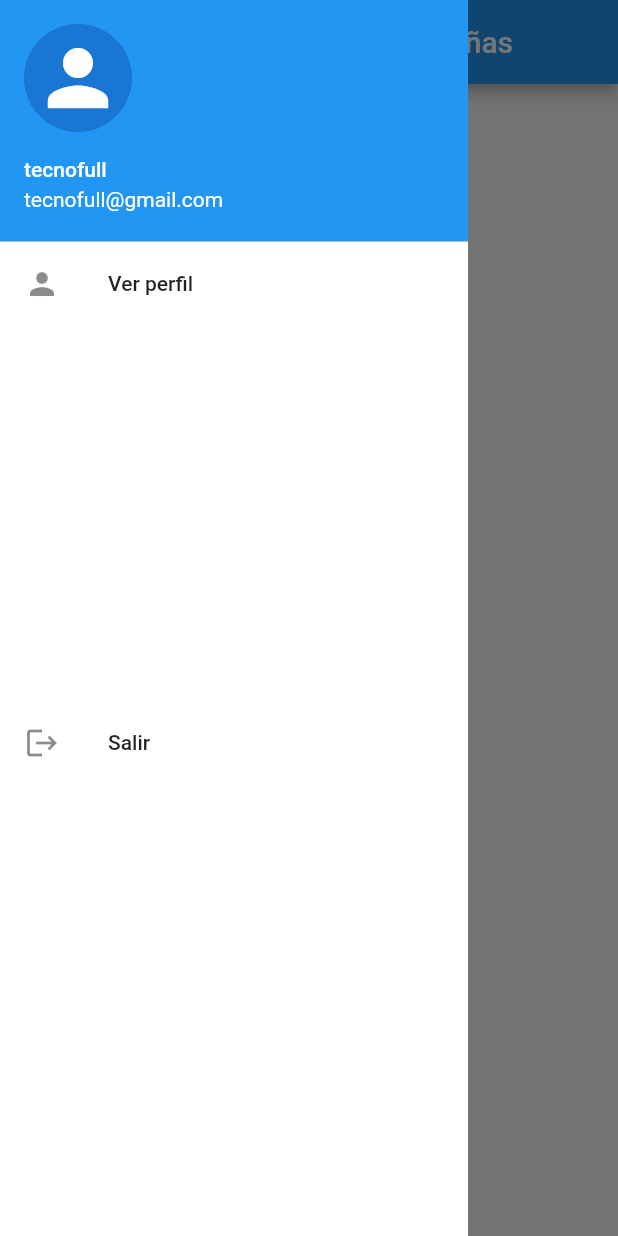
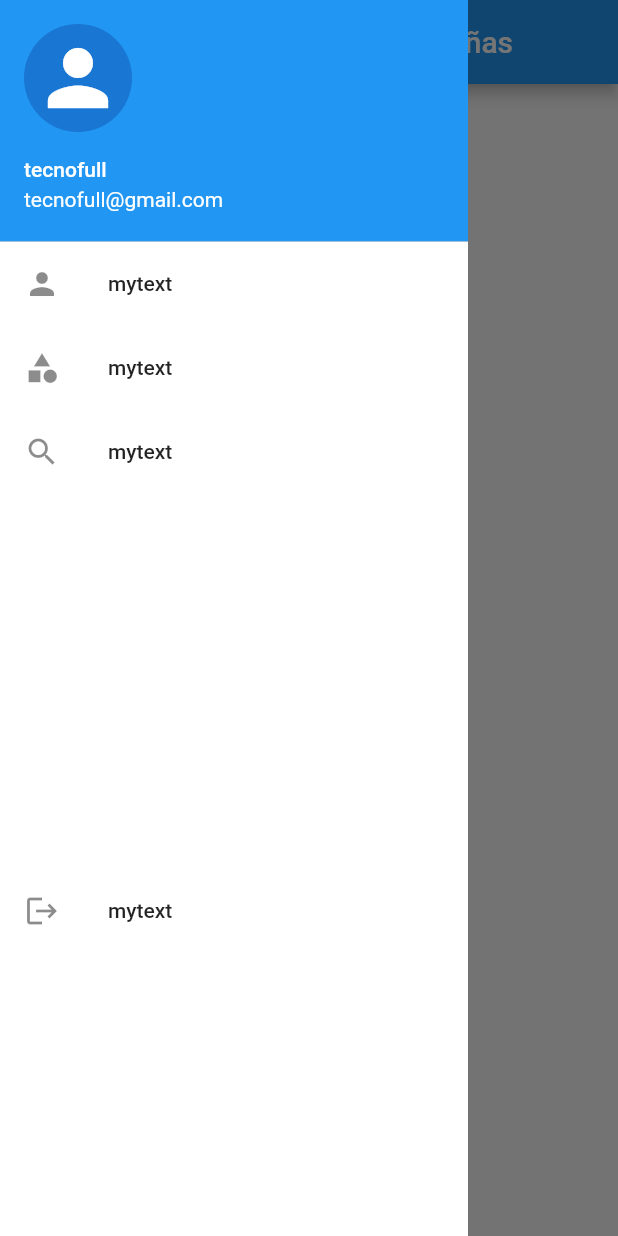
Before and after one commit to JoseAle19/adminpass_flutter, a Flutter app: the HomePage screen opened by its route, with the side drawer open, on a phone screen of 412 x 824 dp. Run offline on Flutter 3.47's test engine with Material 2 defaults, Android fonts, the phone set to English and light mode, and no system bars; our stand-ins replace animate_do, get, get_storage; accounts and stored records are empty.

Commit message:
Agregando apartado de categoria

```diff
--- a/lib/pages/homepage/homepage.dart
+++ b/lib/pages/homepage/homepage.dart
@@ -1,16 +1,12 @@
-// ignore_for_file: prefer_const_constructors, use_key_in_widget_constructors, must_be_immutable
+// ignore_for_file: prefer_const_constructors
 
 import 'package:flutter/material.dart';
-import 'package:get/get.dart';
-import 'package:prueba/pages/homepage/home_controller.dart';
 
 class HomePage extends StatelessWidget {
   int page = 0;
 
   @override
   Widget build(BuildContext context) {
-    HomePageController conhome = Get.put(HomePageController());
-
     final draweheader = UserAccountsDrawerHeader(
       margin: const EdgeInsets.only(right: 100),
       accountName: Text("tecnofull"),
@@ -33,23 +29,14 @@ class HomePage extends StatelessWidget {
           child: ListView(
             physics: const BouncingScrollPhysics(),
             children: [
-            ListTile(
-                leading: Icon(Icons.person),
-                title: const Text("Ver perfil"),
-                onTap: () {
-                  conhome.gotoprofile();
-                },
-              ),
+              listtiles(Icon(Icons.person), "Ver perfil", context, "/"),
+              listtiles(Icon(Icons.category), "Crear categoria", context,
+                  "/createnewcategory"),
+              listtiles(Icon(Icons.search), "Ver categoria", context, "/"),
               SizedBox(
                 height: 250,
               ),
-              ListTile(
-                leading: Icon(Icons.logout),
-                title: const Text("Salir"),
-                onTap: () {
-                  conhome.logout();
-                },
-              )
+              listtiles(Icon(Icons.logout), "Salir", context, "/")
             ],
           ),
         ))
@@ -63,4 +50,15 @@ class HomePage extends StatelessWidget {
       drawer: listitems,
     );
   }
+
+  Widget listtiles(Widget myicon, String mytext, context, String router) {
+    return ListTile(
+      onTap: () {
+        Navigator.pop(context);
+        Navigator.pushNamed(context, router);
+      },
+      leading: myicon,
+      title: Text("mytext"),
+    );
+  }
 }
```
Also changed, not shown: lib/main.dart (+4 -3 lines), lib/models/category.dart (added, +21 -0 lines), lib/pages/categpry/category_controller.dart (added, +27 -0 lines), lib/pages/categpry/createategory.dart (added, +52 -0 lines), lib/providers/categoryprovider.dart (added, +13 -0 lines), lib/widgets/createategory.dart (deleted, +0 -18 lines), pubspec.lock.
